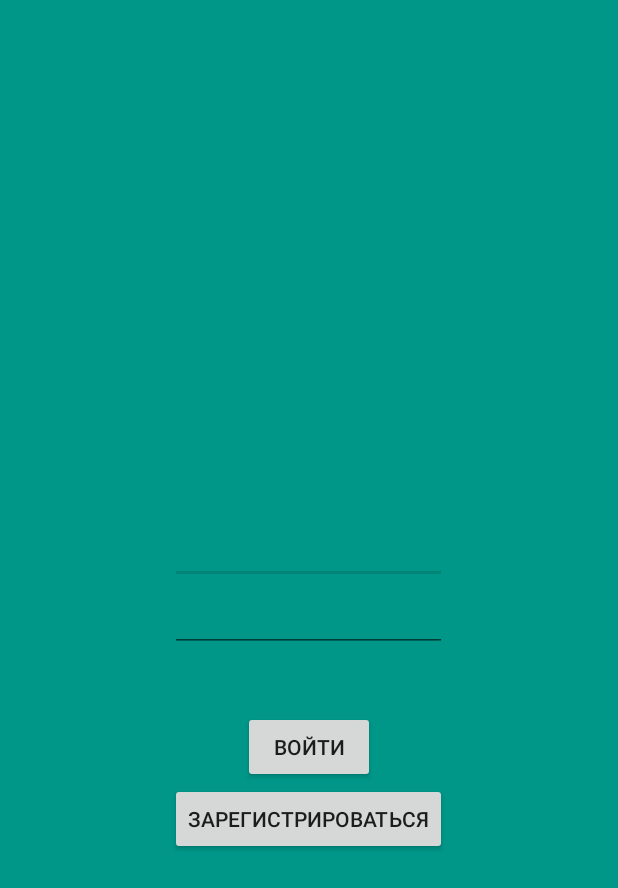
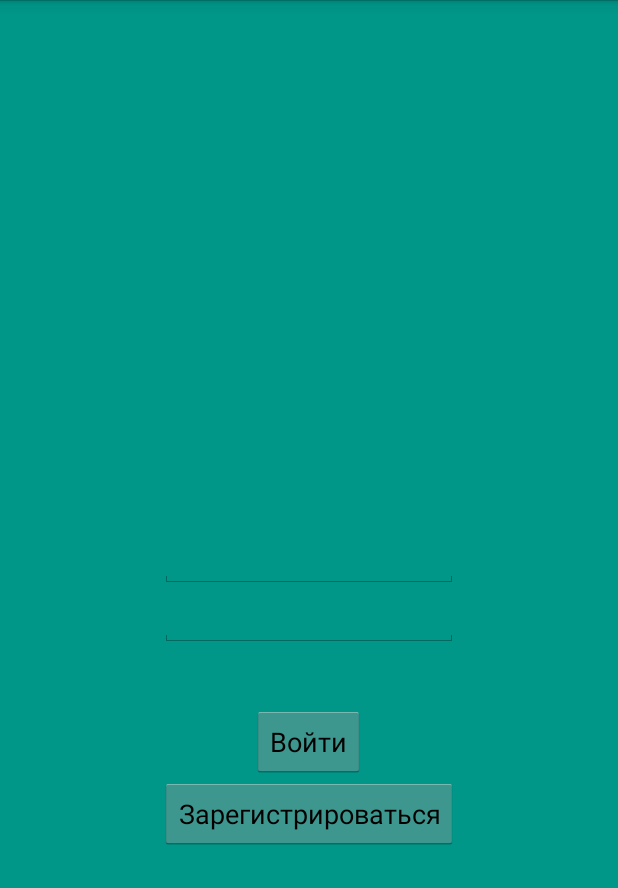
Before and after one commit to aloget/octopusClient, an Android app: the screen it shows after launch (MainActivity), on a phone screen of 412 x 824 dp. Shown: the top 888 px of the screen. Run offline under Robolectric (Android 15) with nearby library versions, the phone set to English and light mode, and no system bars; libraries missing offline, so code that uses them is left out: com.activeandroid, com.activeandroid.annotation, com.activeandroid.query, com.loopj.android, cz.msebera.android; 4 statements that could not run were skipped.

Commit message:
еще больше мелких улучшений!

```diff
--- a/app/src/main/java/com/example/anna/octopuschat/ChatActivity.java
+++ b/app/src/main/java/com/example/anna/octopuschat/ChatActivity.java
@@ -3,6 +3,7 @@ package com.example.anna.octopuschat;
 import android.app.Activity;
 import android.os.Bundle;
 import android.os.Handler;
+import android.view.MenuItem;
 import android.view.View;
 import android.widget.Button;
 import android.widget.EditText;
@@ -70,6 +71,7 @@ public class ChatActivity extends Activity implements MessagesListener {
         listView.setAdapter(messageAdapter);
     }
 
+
     @Override
     protected void onDestroy() {
         super.onDestroy();
--- a/app/src/main/java/com/example/anna/octopuschat/MainActivity.java
+++ b/app/src/main/java/com/example/anna/octopuschat/MainActivity.java
@@ -39,6 +39,7 @@ public class MainActivity extends Activity implements View.OnClickListener, Regi
     @Override
     protected void onCreate(Bundle savedInstanceState) {
         super.onCreate(savedInstanceState);
+        setTheme(R.style.NoActionBarAppTheme);
         setContentView(R.layout.activity_main);
         Button bt_login = (Button) findViewById(R.id.bt_login);
         Button bt_register = (Button) findViewById(R.id.bt_register);
--- a/app/src/main/java/com/example/anna/octopuschat/adapters/MessageAdapter.java
+++ b/app/src/main/java/com/example/anna/octopuschat/adapters/MessageAdapter.java
@@ -40,7 +40,7 @@ public class MessageAdapter extends ArrayAdapter<MessageAdapter.Item> {
         Item item = getItem(position);
 
         if (rowView == null) {
-            rowView = mInflater.inflate(item.mInbox ? R.layout.message_list_item_r : R.layout.messages_list_item_l, parent, false);
+            rowView = mInflater.inflate(item.mInbox ? R.layout.messages_list_item_l : R.layout.messages_list_item_r, parent, false);
             holder = new ViewHolder();
 
             holder.tv_sender = (TextView) rowView.findViewById(R.id.tv_sender);
--- a/app/src/main/res/layout/activity_chat.xml
+++ b/app/src/main/res/layout/activity_chat.xml
@@ -10,7 +10,8 @@
         android:layout_width="match_parent"
         android:layout_height="match_parent"
         android:layout_above="@+id/relativeLayout"
-        android:stackFromBottom="true" />
+        android:stackFromBottom="true"
+        android:divider="@null" />
 
     <RelativeLayout
         android:id="@+id/relativeLayout"
--- a/app/src/main/res/layout/activity_users.xml
+++ b/app/src/main/res/layout/activity_users.xml
@@ -7,6 +7,7 @@
         android:layout_width="wrap_content"
         android:layout_height="wrap_content"
         android:id="@+id/listView"
-        android:layout_alignParentTop="true" />
+        android:layout_alignParentTop="true"
+        android:divider="@null" />
 
 </RelativeLayout>
--- a/app/src/main/res/values/styles.xml
+++ b/app/src/main/res/values/styles.xml
@@ -1,7 +1,11 @@
 <resources>
 
     <!-- Base application theme. -->
-    <style name="AppTheme" parent="Theme.AppCompat.Light.DarkActionBar">
+    <style name="AppTheme" parent="android:Theme.Holo.Light.DarkActionBar">
+        <!-- Customize your theme here. -->
+    </style>
+
+    <style name="NoActionBarAppTheme" parent="android:Theme.Holo.Light.NoActionBar">
         <!-- Customize your theme here. -->
     </style>
 
```
Also changed, not shown: app/src/main/res/layout/users_list_item.xml (+14 -5 lines), app/src/main/res/layout/messages_list_item_r.xml (renamed from app/src/main/res/layout/message_list_item_r.xml).
